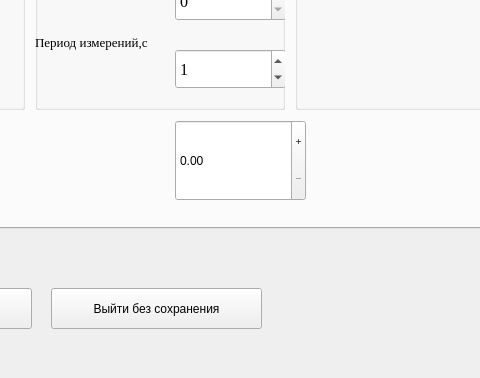
Before: the Qt Designer form options.ui in tomyqg/topaz-m, drawn with Qt 5; both pictures show x 199 to 679 and y 422 to 800 of the 1280 by 800 pixel window.
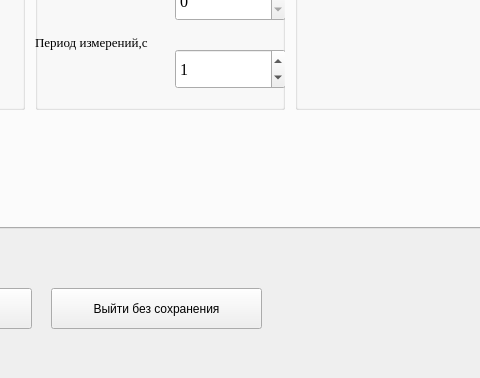
After: the same form once the commit is applied. The open tabs and pages were chosen to show the change.

What changed in the file:
```diff
--- a/options.ui
+++ b/options.ui
@@ -680,28 +680,6 @@
        <zorder>comboBox_6</zorder>
        <zorder>layoutWidget</zorder>
       </widget>
-      <widget class="QDoubleSpinBox" name="doubleSpinBox">
-       <property name="geometry">
-        <rect>
-         <x>370</x>
-         <y>450</y>
-         <width>131</width>
-         <height>81</height>
-        </rect>
-       </property>
-       <property name="inputMethodHints">
-        <set>Qt::ImhFormattedNumbersOnly</set>
-       </property>
-       <property name="buttonSymbols">
-        <enum>QAbstractSpinBox::PlusMinus</enum>
-       </property>
-       <property name="accelerated">
-        <bool>true</bool>
-       </property>
-       <property name="singleStep">
-        <double>0.010000000000000</double>
-       </property>
-      </widget>
       <zorder>groupBox</zorder>
       <zorder>groupBox_3</zorder>
       <zorder>groupBox_4</zorder>
```
Left out of the diff: 3 changed lines with no effect on the pictures.
